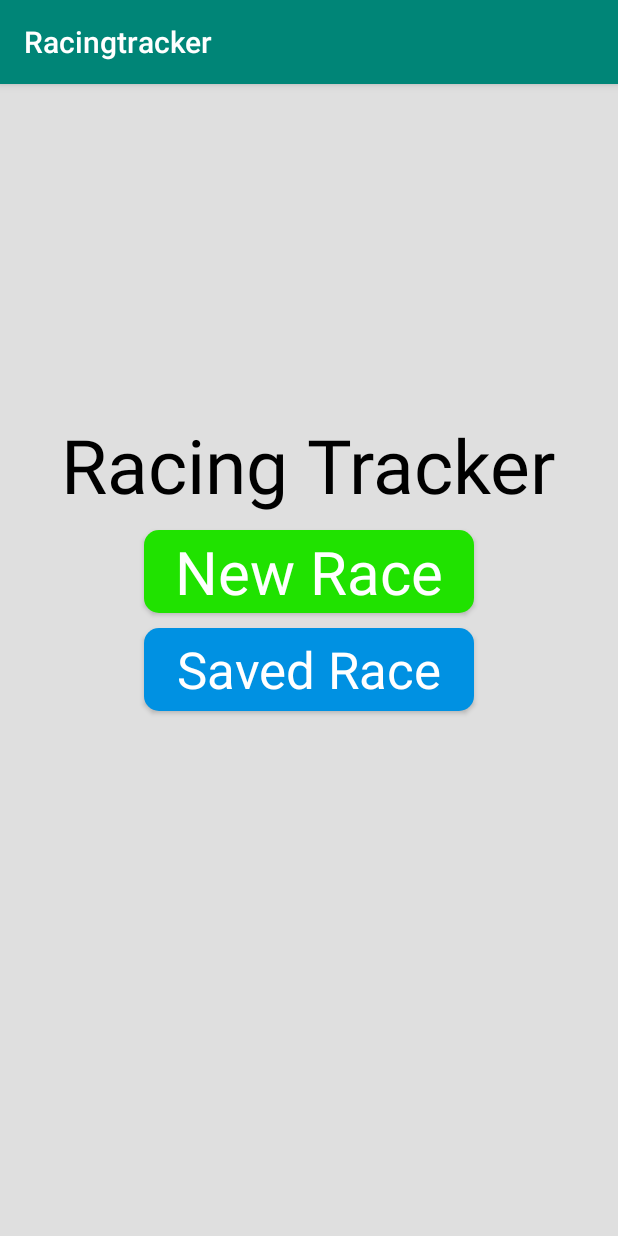
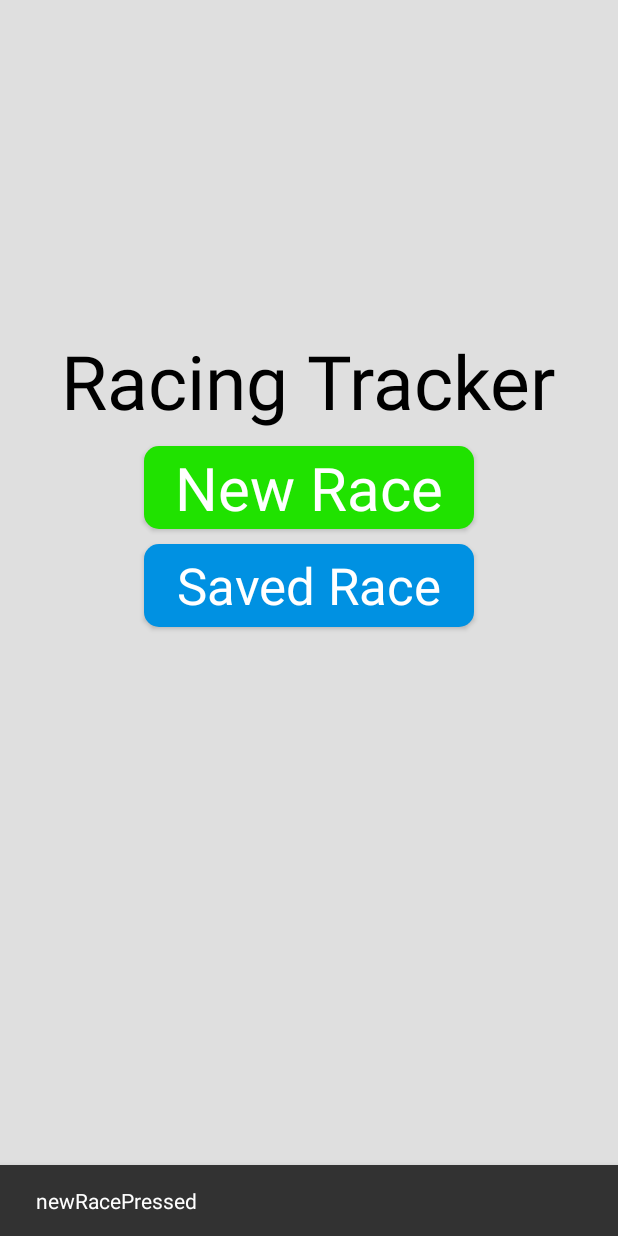
Before and after one commit to frannajaya/RacingTracker, an Android app: the screen it shows after launch (MainActivity), after a tap on "New Race", on a phone screen of 412 x 824 dp. Run offline under Robolectric (Android 15) with nearby library versions, the phone set to English and light mode, and no system bars.

```diff
--- a/app/src/main/java/id/ac/ui/cs/mobileprogramming/frannajaya/racingtracker/MainActivity.java
+++ b/app/src/main/java/id/ac/ui/cs/mobileprogramming/frannajaya/racingtracker/MainActivity.java
@@ -1,18 +1,39 @@
 package id.ac.ui.cs.mobileprogramming.frannajaya.racingtracker;
 
+import android.app.Activity;
 import android.content.Intent;
 import android.os.Bundle;
 import android.view.View;
+import android.widget.Button;
 
 import androidx.appcompat.app.AppCompatActivity;
 
-public class MainActivity extends AppCompatActivity {
+import com.google.android.material.snackbar.Snackbar;
+
+public class MainActivity extends Activity {
 
     @Override
     public void onCreate(Bundle savedInstanceState) {
         super.onCreate(savedInstanceState);
         setContentView(R.layout.home);
+        Button newRaceButton = findViewById(R.id.new_race);
 
+        newRaceButton.setOnClickListener(new View.OnClickListener() {
+            @Override
+            public void onClick(View view) {
+                Snackbar.make(view, "newRacePressed", Snackbar.LENGTH_LONG)
+                        .setAction("Action", null).show();
+            }
+        });
+        Button savedRaceButton = findViewById(R.id.saved_race);
+
+        savedRaceButton.setOnClickListener(new View.OnClickListener() {
+            @Override
+            public void onClick(View view) {
+                Snackbar.make(view, "savedRacePressed", Snackbar.LENGTH_LONG)
+                        .setAction("Action", null).show();
+            }
+        });
     }
 
     // Method handle go to Create race pressed.
@@ -20,4 +41,9 @@ public class MainActivity extends AppCompatActivity {
         Intent myIntent = new Intent(view.getContext(), CreateNewRaceActivity.class);
         startActivityForResult(myIntent, 0);
     }
+
+    public void savedRacePressed(View view) {
+        Intent myIntent = new Intent(view.getContext(), RaceListActivity.class);
+        startActivityForResult(myIntent, 0);
+    }
 }
--- a/app/src/main/res/layout/home.xml
+++ b/app/src/main/res/layout/home.xml
@@ -27,7 +27,6 @@
         android:textAppearance="@style/new_race"
         android:text="@string/new_race"
         android:layout_marginBottom="10dp"
-        android:onClick="newRacePressed"
         />
 
     <Button
--- a/app/src/main/res/layout/savedrace.xml
+++ b/app/src/main/res/layout/savedrace.xml
@@ -1,7 +1,7 @@
 <?xml version="1.0" encoding="utf-8"?>
 <LinearLayout
     xmlns:android="http://schemas.android.com/apk/res/android"
-    android:id="@+id/home"
+    android:id="@+id/savedrace"
     android:layout_width="fill_parent"
     android:layout_height="fill_parent"
     android:orientation="vertical"
--- a/app/src/main/res/mipmap-anydpi-v26/ractrackLogo.xml
+++ /dev/null
@@ -1,5 +0,0 @@
-<?xml version="1.0" encoding="utf-8"?>
-<adaptive-icon xmlns:android="http://schemas.android.com/apk/res/android">
-    <background />
-    <foreground />
-</adaptive-icon>
```
Also changed, not shown: app/src/main/AndroidManifest.xml (+11 -11 lines), app/src/main/java/id/ac/ui/cs/mobileprogramming/frannajaya/racingtracker/RaceListActivity.java (+13 -1 lines), app/src/main/res/mipmap-anydpi-v26/rac_trac_logo.xml (renamed from app/src/main/res/mipmap-anydpi-v26/RtLogo.xml), app/src/main/res/mipmap-hdpi/rac_trac_logo.png (renamed from app/src/main/res/mipmap-hdpi/ractrackLogo.png), app/src/main/res/mipmap-mdpi/rac_trac_logo.png (renamed from app/src/main/res/mipmap-mdpi/ractrackLogo.png), app/src/main/res/mipmap-xhdpi/rac_trac_logo.png (renamed from app/src/main/res/mipmap-xhdpi/ractrackLogo.png), app/src/main/res/mipmap-xxhdpi/rac_trac_logo.png (renamed from app/src/main/res/mipmap-xxhdpi/ractrackLogo.png), app/src/main/res/mipmap-xxxhdpi/rac_trac_logo.png (renamed from app/src/main/res/mipmap-xxxhdpi/ractrackLogo.png).
